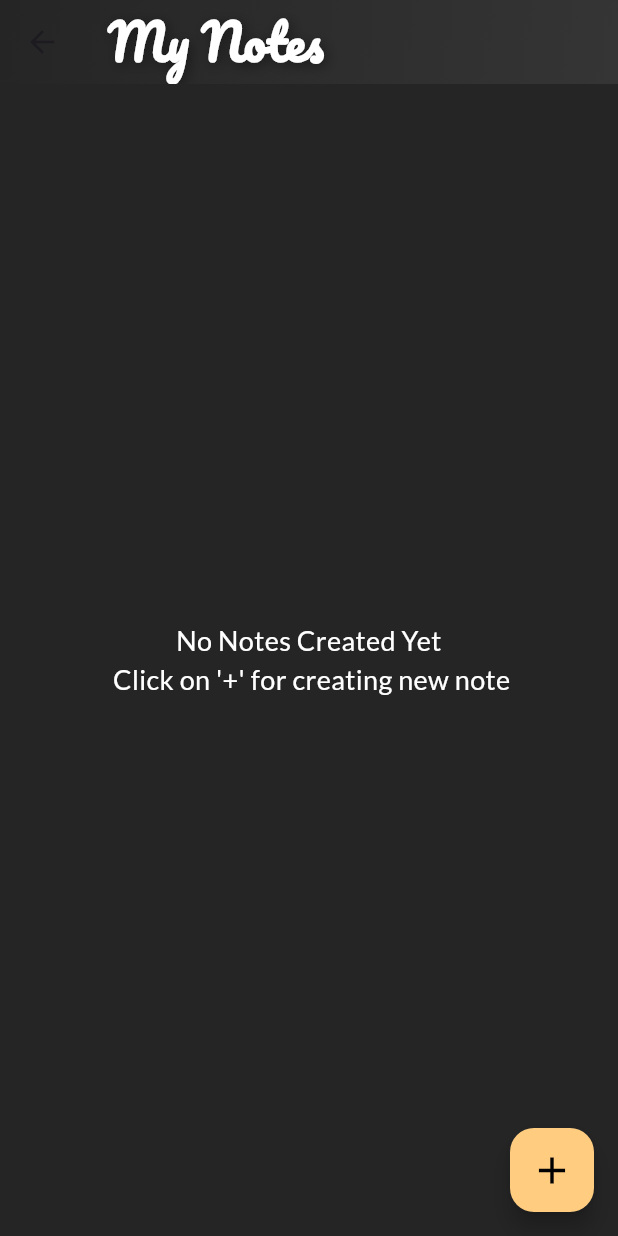
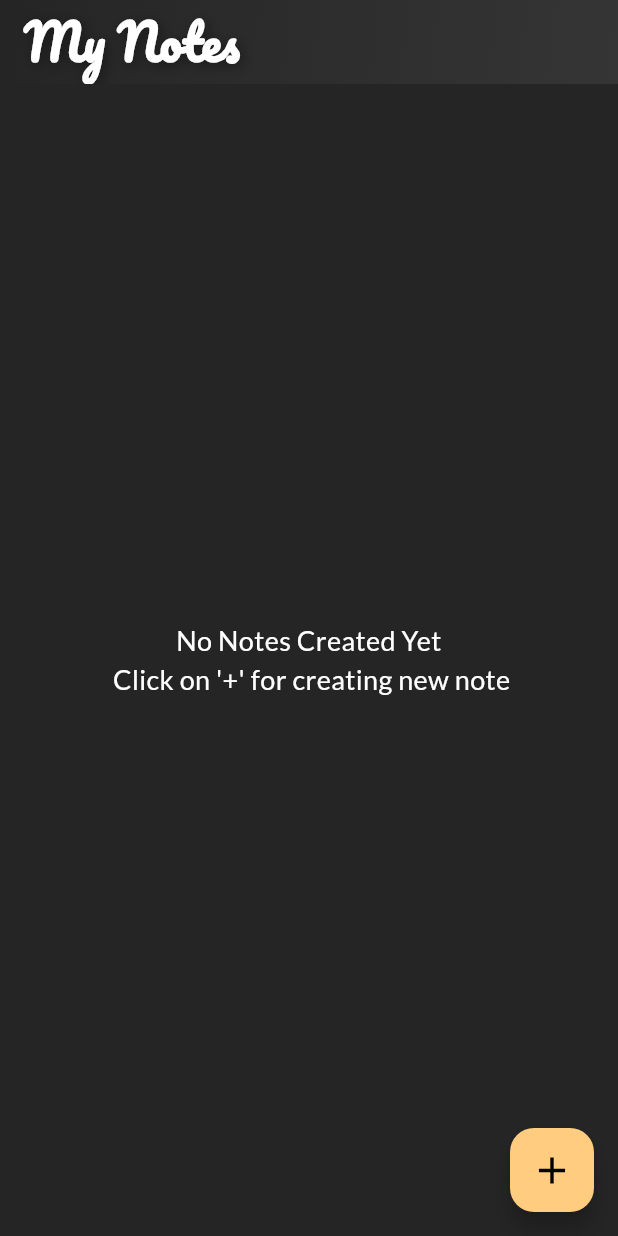
Before and after one commit to cybersleuth0/cloud-notes, a Flutter app: the HomePage screen opened by its route, on a phone screen of 412 x 824 dp. Run offline on Flutter 3.47's test engine with Material 3 defaults, Android fonts, the light colour scheme and no system bars; our stand-ins replace cloud_firestore, firebase_auth, firebase_core, flutter_bloc, google_fonts, shared_preferences; accounts and stored records are empty.

Commit message:
Refactor: Update HomePage UI and add screenshots
This commit introduces the following changes:

**HomePage UI (homepage.dart):**
- Removed a `print("object")` statement.
- Set `automaticallyImplyLeading: false` in the `AppBar` to prevent the default back button.
- Changed `SliverGridDelegateWithFixedCrossAxisCount` to `SliverGridDelegateWithMaxCrossAxisExtent` with `maxCrossAxisExtent: 200` for more responsive grid item sizing.

**Screenshots:**
- Added new screenshots to the `ScreenShots` directory:
    - `login-portrait.png`
    - `newNote-portrait.png`
    - `signup-portrait.png`
    - `splash-left.png`

```diff
--- a/lib/screens/homepage.dart
+++ b/lib/screens/homepage.dart
@@ -48,10 +48,10 @@ class _HomepageState extends State<HomePage> {
 
   @override
   Widget build(BuildContext context) {
-    print("object");
     return Scaffold(
       backgroundColor: Color(0xff252525),
       appBar: AppBar(
+        automaticallyImplyLeading: false,
         elevation: 0,
         backgroundColor: Colors.transparent,
         title: Row(
@@ -113,8 +113,8 @@ class _HomepageState extends State<HomePage> {
             }
             if (state is NoteSuccessState) {
               return state.notes.isNotEmpty ? GridView.builder(
-                gridDelegate: SliverGridDelegateWithFixedCrossAxisCount(
-                  crossAxisCount: 2,
+                gridDelegate: SliverGridDelegateWithMaxCrossAxisExtent(
+                  maxCrossAxisExtent: 200,
                   crossAxisSpacing: 12,
                   mainAxisSpacing: 12,
                   childAspectRatio: 0.9,
```
Also changed, not shown: 4 other files.
